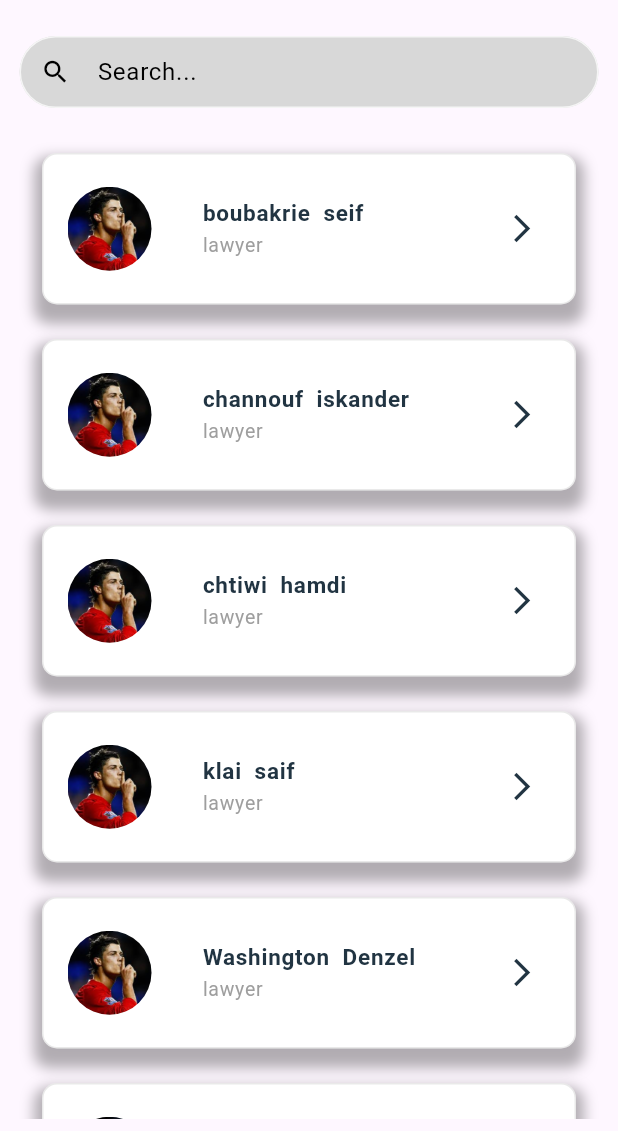
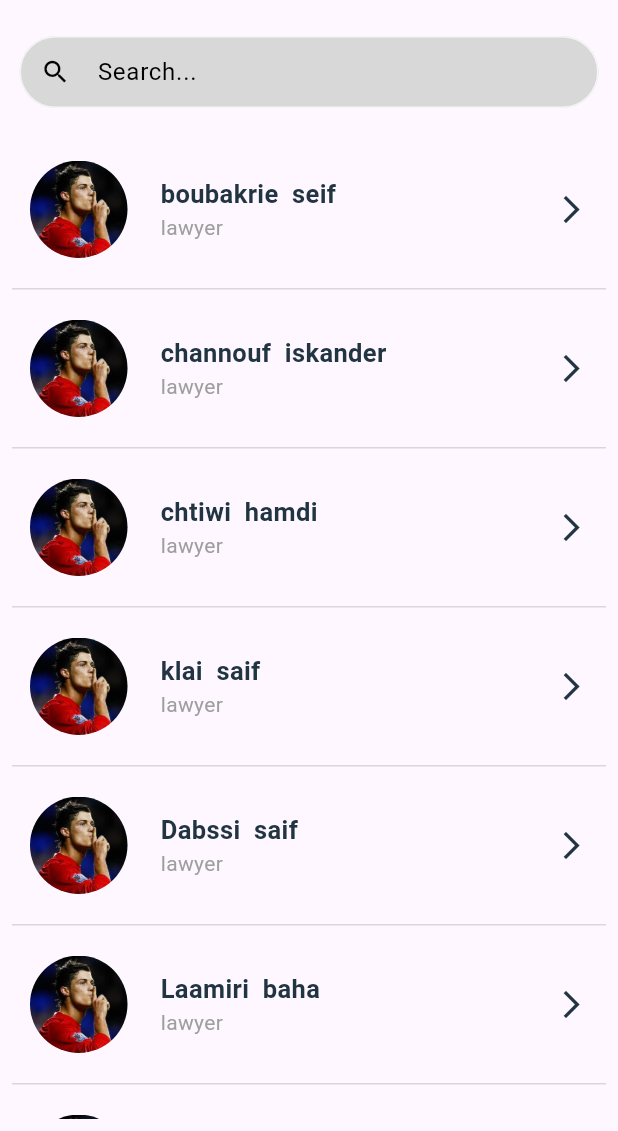
Before and after one commit to Hamdichw/E-Attorney-Mobile-Application, a Flutter app: the FindPage screen opened directly, on a phone screen of 412 x 824 dp, the part 105-1236 px from its top. Run offline on Flutter 3.47's test engine with Material 3 defaults, Android fonts, the phone set to English and light mode, and no system bars; our stand-ins replace calendar_date_picker2, curved_navigation_bar, dots_indicator, file_picker, flutter_chat_types, flutter_chat_ui and 5 more; missing offline and left inert: animated_switch, flutter_phone_direct_caller; accounts and stored records are empty.

Commit message:
chenge card

```diff
--- a/lib/main.dart
+++ b/lib/main.dart
@@ -1,6 +1,8 @@
 import 'package:flutter/material.dart';
+import 'package:flutter_chat_ui/flutter_chat_ui.dart';
 import 'package:get/get.dart';
 
+import 'utils/const.dart';
 import 'view/add_doc_page.dart';
 import 'view/chat.dart';
 import 'view/details_page.dart';
--- a/lib/utils/widgets/Cards.dart
+++ b/lib/utils/widgets/Cards.dart
@@ -10,36 +10,18 @@ import '../function.dart';
 class card extends StatelessWidget {
   final String? name;
   final String? Lastname;
-  final Widget? Icon;
   final Image? image;
   const card({
     super.key,
     this.name,
     this.Lastname,
-    this.Icon,
     this.image,
   });
   @override
   Widget build(BuildContext context) {
     return Padding(
-      padding: const EdgeInsets.fromLTRB(20, 0, 20, 8),
+      padding: const EdgeInsets.fromLTRB(12, 0, 12, 0),
       child: Container(
-        decoration: BoxDecoration(
-          borderRadius: BorderRadius.circular(10), // Add border radius
-          border: Border.all(
-            color: Color.fromARGB(57, 158, 158, 158), // Add border color
-          ),
-          color: Colors.white, // Set the background color to white
-          boxShadow: [
-            BoxShadow(
-              color: Color.fromARGB(255, 0, 0, 0)
-                  .withOpacity(0.3), // Set the shadow color
-              spreadRadius: 5, // Set the spread radius of the shadow
-              blurRadius: 7, // Set the blur radius of the shadow
-              offset: Offset(0, 8), // Set the offset of the shadow
-            ),
-          ],
-        ),
         child: Padding(
           padding: const EdgeInsets.fromLTRB(
             0,
@@ -47,35 +29,36 @@ class card extends StatelessWidget {
             0,
             20,
           ),
-          child: ListTile(
-              leading: ClipRRect(
-                borderRadius: BorderRadius.circular(100),
+          child: Row(
+            children: <Widget>[
+              ClipRRect(
+                borderRadius: BorderRadius.circular(35),
                 child: image,
               ),
-              title: Padding(
-                padding: const EdgeInsets.fromLTRB(18.0, 0, 0, 0),
-                child: Column(
+              SizedBox(width: 22), // Adjust this value as needed
+              Column(
                 crossAxisAlignment: CrossAxisAlignment.start,
                 children: <Widget>[
                   Text(
                     '$Lastname  $name ',
                     style: TextStyle(
                       color: btncolor,
-                          fontSize: 15,
-                          fontWeight: FontWeight.bold),
+                      fontSize: 17,
+                      fontWeight: FontWeight.bold,
+                    ),
                   ),
                   Text(
                     "lawyer ",
                     style: TextStyle(
-                        fontSize: 13,
+                      fontSize: 14,
                       color: Colors.grey[500],
                     ),
                   ),
                 ],
               ),
-              ),
-              trailing: Icon
-              //const Icon(Icons.arrow_forward_ios, size: 22.0, color: btncolor),
+              Spacer(), // This will push the trailing icon to the right
+              Icon(Icons.arrow_forward_ios, size: 22.0, color: btncolor),
+            ],
           ),
         ),
       ),
--- a/lib/utils/widgets/GridView_Page.dart
+++ b/lib/utils/widgets/GridView_Page.dart
@@ -30,7 +30,7 @@ Widget buildFile(
           boxShadow: [
             BoxShadow(
               color: Color.fromARGB(146, 0, 0, 0)
-                  .withOpacity(0.3), // Set the shadow color
+                  .withOpacity(0.1), // Set the shadow color
               spreadRadius: 3, // Set the spread radius of the shadow
               blurRadius: 7, // Set the blur radius of the shadow
               offset: Offset(0, 3), // Set the offset of the shadow
--- a/lib/utils/widgets/List_Lawyer.dart
+++ b/lib/utils/widgets/List_Lawyer.dart
@@ -17,8 +17,8 @@ class _HomePageState extends State<HomePage> {
     Lawyer(age: 58, name: 'iskander', lastName: 'channouf', phone: '25951412'),
     Lawyer(age: 78, name: 'hamdi', lastName: 'chtiwi', phone: '22449174'),
     Lawyer(age: 44, name: 'saif', lastName: 'klai', phone: '26351837'),
-    Lawyer(age: 66, name: 'Denzel', lastName: 'Washington'),
-    Lawyer(age: 66, name: 'Denzel', lastName: 'Washington'),
+    Lawyer(age: 51, name: 'saif', lastName: 'Dabssi', phone: '25915880'),
+    Lawyer(age: 66, name: 'baha', lastName: 'Laamiri', phone: '26485618'),
     Lawyer(age: 66, name: 'Denzel', lastName: 'Washington'),
     Lawyer(age: 66, name: 'Denzel', lastName: 'Washington'),
     Lawyer(age: 49, name: 'Ben', lastName: 'Affleck'),
@@ -71,17 +71,19 @@ class _HomePageState extends State<HomePage> {
                     },
                     child: Column(
                       children: [
-                        const SizedBox(
-                          height: 15,
-                        ),
                         card(
                           name: data[index].name,
                           Lastname: data[index].lastName,
-                          Icon: const Icon(Icons.arrow_forward_ios,
-                              size: 22.0, color: btncolor),
-                          image: const Image(
-                              image: AssetImage("assets/images/images.jpg")),
+                          image: Image(
+                            image: AssetImage("assets/images/images.jpg"),
+                            height: 65,
+                            width: 65,
+                          ),
                         ),
+                        Divider(
+                          height: 1,
+                          color: Color.fromARGB(35, 0, 0, 0),
+                        )
                       ],
                     ),
                   );
--- a/lib/view/add_doc_page.dart
+++ b/lib/view/add_doc_page.dart
@@ -157,9 +157,9 @@ class _AddDocState extends State<AddDoc> {
                     elevation: 5,
                     onPressed: () async {
                       final result = await FilePicker.platform.pickFiles(
-                          allowMultiple: true,
-                          type: FileType.custom,
-                          allowedExtensions: ['pdf']);
+                        allowMultiple: true,
+                        type: FileType.any, /* allowedExtensions: ['pdf'] */
+                      );
                       if (result == null) return;
                       setState(() {
                         widget.files.addAll(result.files);
--- a/lib/view/find_page.dart
+++ b/lib/view/find_page.dart
@@ -25,10 +25,16 @@ class _FindPageState extends State<FindPage> {
               SizedBox(
                 width: MediaQuery.of(context).size.width * 0.19,
               ),
-              Text(
-                "Find a Lawyer",
-                style: TextStyle(
-                    color: btncolor, fontSize: 22, fontWeight: FontWeight.bold),
+              Row(
+                children: [
+                  Text(
+                    "Find a Lawyer",
+                    style: TextStyle(
+                        color: btncolor,
+                        fontSize: 22,
+                        fontWeight: FontWeight.bold),
+                  ),
+                ],
               ),
             ],
           ),
```
Also changed, not shown: lib/utils/const.dart (+11 -0 lines), lib/utils/widgets/Active_Chat.dart (+20 -2 lines), lib/utils/widgets/Recent_chat.dart (+44 -23 lines), lib/view/authentification/login.dart (+13 -3 lines). Lines whose indentation alone changed are shown as unchanged.
